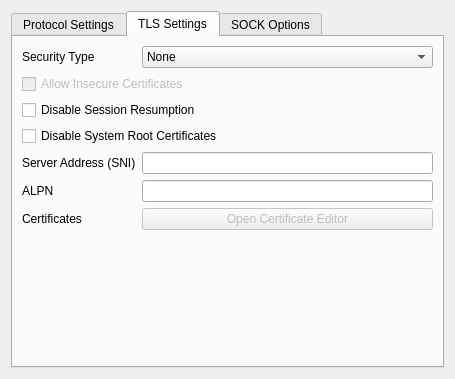
First picture: the form in src/ui/widgets/widgets/StreamSettingsWidget.ui, repository Qv2ray/Qv2ray, before the edit.
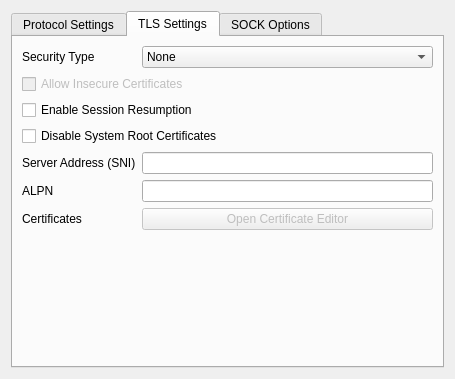
Second picture: the form after the edit. The open tabs and pages were chosen to show the change.

Commit message: disableSessionResumption -> enableSessionResumption (#1423)

Patch:
```diff
--- a/src/ui/widgets/widgets/StreamSettingsWidget.ui
+++ b/src/ui/widgets/widgets/StreamSettingsWidget.ui
@@ -743,7 +743,7 @@
        <item row="2" column="0" colspan="2">
         <widget class="QCheckBox" name="disableSessionResumptionCB">
          <property name="text">
-          <string>Disable Session Resumption</string>
+          <string>Enable Session Resumption</string>
          </property>
          <property name="checked">
           <bool>false</bool>
```
Left out of the diff: 2 changed lines with no effect on the pictures. The commit also changes 4 other files.
